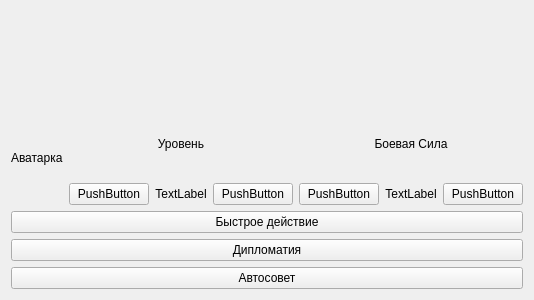
dsbabkov/Nayda, file Nayda/gamerwidget.ui: the form before one commit.
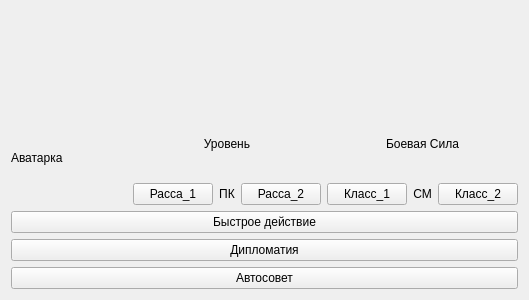
The form after the commit.

Commit message: Lables for super_munchkin and halfblood and buttons for the second race and second class are hidden.

Diff of the .ui file:
```diff
--- a/Nayda/gamerwidget.ui
+++ b/Nayda/gamerwidget.ui
@@ -6,7 +6,7 @@
    <rect>
     <x>0</x>
     <y>0</y>
-    <width>400</width>
+    <width>529</width>
     <height>300</height>
    </rect>
   </property>
@@ -45,14 +45,14 @@
            <item>
             <widget class="QPushButton" name="pushButton">
              <property name="text">
-              <string>PushButton</string>
+              <string>Расса_1</string>
              </property>
             </widget>
            </item>
            <item>
             <widget class="QLabel" name="label_4">
              <property name="text">
-              <string>TextLabel</string>
+              <string>ПК</string>
              </property>
              <property name="alignment">
               <set>Qt::AlignCenter</set>
@@ -62,7 +62,7 @@
            <item>
             <widget class="QPushButton" name="pushButton_2">
              <property name="text">
-              <string>PushButton</string>
+              <string>Расса_2</string>
              </property>
             </widget>
            </item>
@@ -87,14 +87,14 @@
            <item>
             <widget class="QPushButton" name="pushButton_3">
              <property name="text">
-              <string>PushButton</string>
+              <string>Класс_1</string>
              </property>
             </widget>
            </item>
            <item>
             <widget class="QLabel" name="label_5">
              <property name="text">
-              <string>TextLabel</string>
+              <string>СМ</string>
              </property>
              <property name="alignment">
               <set>Qt::AlignCenter</set>
@@ -104,7 +104,7 @@
            <item>
             <widget class="QPushButton" name="pushButton_4">
              <property name="text">
-              <string>PushButton</string>
+              <string>Класс_2</string>
              </property>
             </widget>
            </item>
```
Left out of the diff: 12 changed lines with no effect on the pictures. The commit also changes 1 other file.
